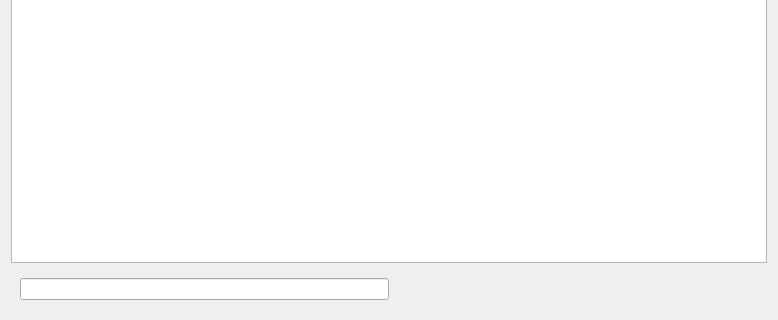
The window that src/gui/widgets/CollectionView.ui (gvansickle/AwesomeMediaLibraryManager) describes before a commit, drawn with Qt 5; both pictures show x 0 to 778 and y 285 to 605 of the 778 by 605 pixel window.
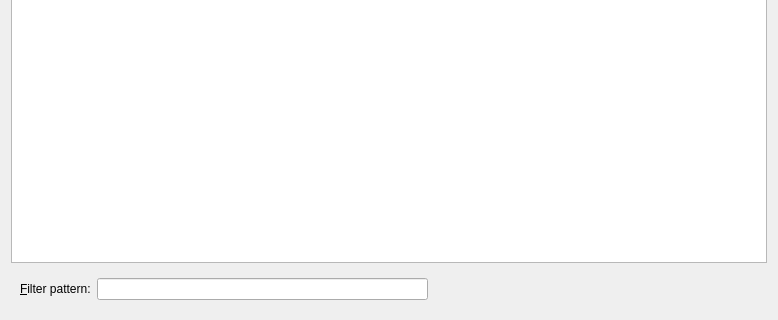
The same window after the commit. Custom widgets are drawn as their Qt base class.

Commit message: Filter label.

```diff
--- a/src/gui/widgets/CollectionView.ui
+++ b/src/gui/widgets/CollectionView.ui
@@ -38,10 +38,10 @@
      <item>
       <widget class="QFrame" name="frame_2">
        <layout class="QGridLayout" name="gridLayout_3">
-        <item row="0" column="0">
-         <widget class="FilterWidget" name="lineEdit_2"/>
-        </item>
         <item row="0" column="1">
+         <widget class="FilterWidget" name="CTRLFFilterWidget"/>
+        </item>
+        <item row="0" column="2">
          <spacer name="horizontalSpacer">
           <property name="orientation">
            <enum>Qt::Horizontal</enum>
@@ -54,6 +54,16 @@
           </property>
          </spacer>
         </item>
+        <item row="0" column="0">
+         <widget class="QLabel" name="label">
+          <property name="text">
+           <string>&amp;Filter pattern:</string>
+          </property>
+          <property name="buddy">
+           <cstring>CTRLFFilterWidget</cstring>
+          </property>
+         </widget>
+        </item>
        </layout>
       </widget>
      </item>
```
